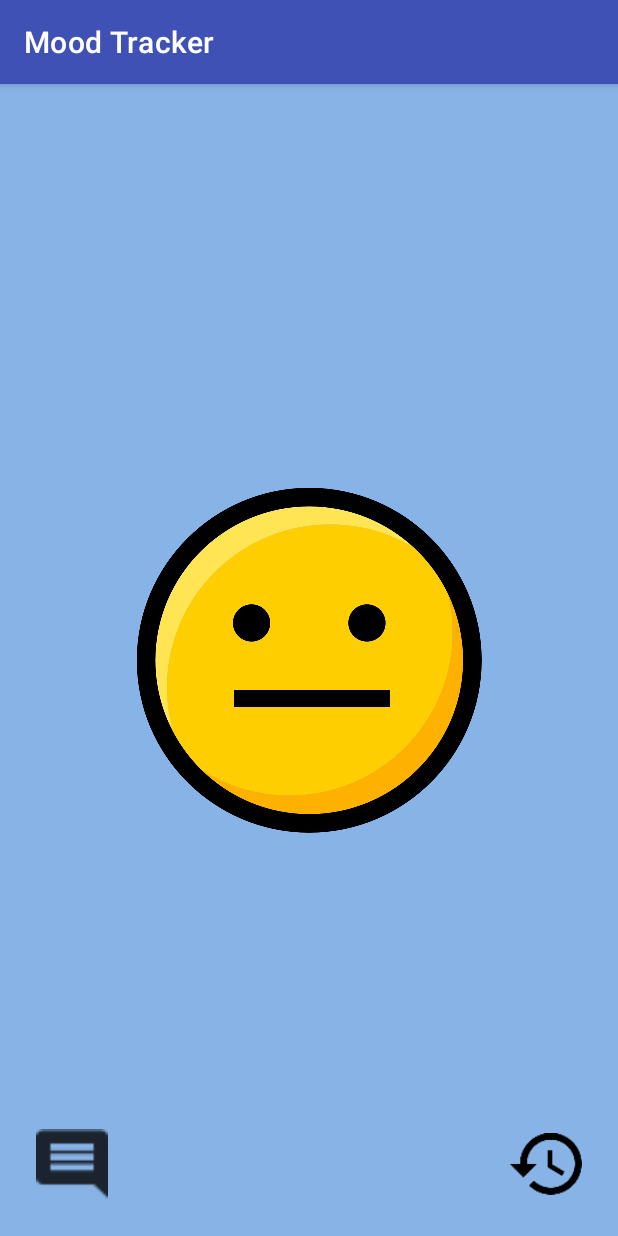
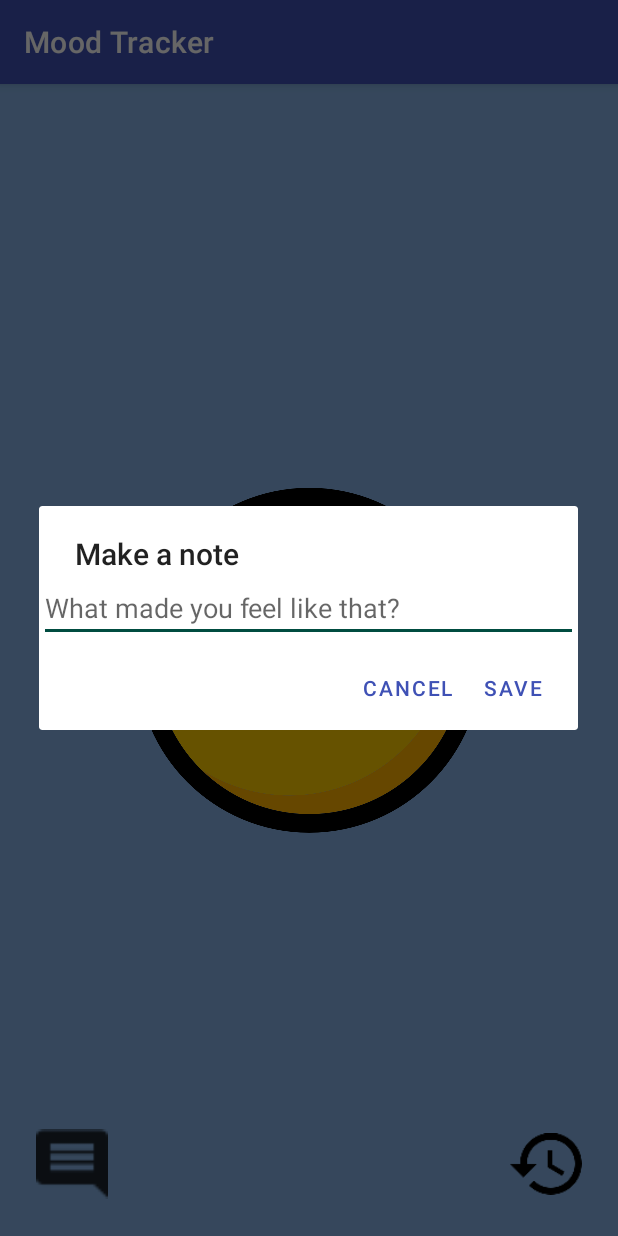
Before and after one commit to Bintina/MoodTracker, an Android app: the screen it shows after launch (MainActivity), after a tap on "TODO", on a phone screen of 412 x 824 dp. Run offline under Robolectric (Android 15) with nearby library versions, the phone set to English and light mode, and no system bars.

Commit message:
comment Dialog built
Added AlertDialog to the comment imageView onClickListener

```diff
--- a/app/src/main/java/com/example/moodtracker/Extensions.kt
+++ b/app/src/main/java/com/example/moodtracker/Extensions.kt
@@ -5,21 +5,26 @@ import android.app.AlarmManager
 import android.app.PendingIntent
 import android.content.Context
 import android.content.Intent
+import android.util.Log
+import android.widget.EditText
 import android.widget.Toast
+import androidx.appcompat.app.AlertDialog
 import androidx.appcompat.app.AppCompatActivity
+import com.example.moodtracker.MyApp.Companion.currentMood
+import com.example.moodtracker.MyApp.Companion.defaultMood
 import com.example.moodtracker.MyApp.Companion.moodJsonString
 import com.example.moodtracker.MyApp.Companion.moodSharedPref
 import com.google.gson.Gson
 
 //Object ->Json, Json ->Preference..................................................................
-fun Activity.objectToJson(moodObject: Mood): String {
+fun objectToJson(moodObject: Mood): String {
 
     moodJsonString = Gson().toJson(moodObject)
 
     return moodJsonString
 }
 
-fun Activity.jsonToPreference(context: Context, moodJsonString: String, key: String) {
+fun jsonToPreference(context: Context, moodJsonString: String, key: String) {
     moodSharedPref = context.getSharedPreferences(MyApp.FILE_NAME, AppCompatActivity.MODE_PRIVATE)
     val moodSharedPrefEdit = moodSharedPref.edit()
 
@@ -27,31 +32,41 @@ fun Activity.jsonToPreference(context: Context, moodJsonString: String, key: Str
 }
 
 //Object ->Preference...............................................................................
-fun Activity.objectToPreference(context: Context,moodObject: Mood, key: String) {
+fun Activity.objectToPreference(context: Context, moodObject: Mood, key: String) {
 
     moodJsonString = objectToJson(moodObject)
-    jsonToPreference(context,moodJsonString, key)
+    jsonToPreference(context, moodJsonString, key)
 
 
 }
 
 //Preference ->Json. Json ->Object..................................................................
-fun Activity.preferenceToJson(context: Context,key: String): String {
+fun Activity.preferenceToJson(context: Context, key: String): String {
     moodSharedPref = context.getSharedPreferences(MyApp.FILE_NAME, AppCompatActivity.MODE_PRIVATE)
 
-    moodJsonString= moodSharedPref.getString(key,"").toString()
 
-return moodJsonString
+    moodJsonString = moodSharedPref.getString(key, "").toString()
+
+if (moodJsonString.isNullOrEmpty()){
+    moodJsonString = objectToJson(defaultMood)
 }
+
+    return moodJsonString
+}
+
 fun Activity.jsonToObject(moodJsonString: String): Mood {
 
     return Gson().fromJson(moodJsonString, Mood::class.java)
 }
+
 //Preference -> Object..............................................................................
-fun Activity.preferenceToObject(context: Context,key: String):Mood{
-    moodJsonString = preferenceToJson(context,key)
+fun Activity.preferenceToObject(context: Context, key: String): Mood {
+    moodJsonString = preferenceToJson(context, key)
+    var moodObject = defaultMood
 
-    return jsonToObject(moodJsonString)
+    moodObject = jsonToObject(moodJsonString)
+
+    return moodObject
 }
 
 //Alarm Triggering..................................................................................
@@ -82,3 +97,31 @@ fun Activity.triggerAlarm() {
 
     Toast.makeText(this, "Daily mood save broadcast sent", Toast.LENGTH_LONG).show()
 }
+
+//Dialog Builder....................................................................................
+fun Activity.buildDialog() {
+    val builder = AlertDialog.Builder(this)
+    val inflater = layoutInflater
+    val dialogLayout = inflater.inflate(R.layout.dialog_layout, null)
+    val moodReasonEt = dialogLayout.findViewById<EditText>(R.id.mood_reason_et)
+
+    with(builder) {
+        setTitle("Make a note")
+        setPositiveButton("Save") { dialog, which ->
+            currentMood.moodComment = moodReasonEt.text.toString()
+        }
+        setNegativeButton("Cancel") { dialog, which ->
+            Log.d("Main", "Negative button clicked")
+        }
+        setView(dialogLayout)
+        show()
+    }
+}
+
+//..................................................................................................
+//Navigation........................................................................................
+fun Activity.goToHistory() {
+    val intent = Intent(this, HistoryActivity::class.java)
+    startActivity(intent)
+
+}
--- a/app/src/main/java/com/example/moodtracker/MainActivity.kt
+++ b/app/src/main/java/com/example/moodtracker/MainActivity.kt
@@ -48,13 +48,12 @@ class MainActivity : AppCompatActivity(), GestureDetector.OnGestureListener {
 
         //OnClickListeners
         noteButton.setOnClickListener {
-            //TODO buildDialog()
-
+            buildDialog()
         }
         historyActivity.setOnClickListener {
             val intent = Intent(this, HistoryActivity::class.java)
             startActivity(intent)
-            //may want a back button to come back.
+
         }
         //Initialize SharedPref
         moodSharedPref = getSharedPreferences(FILE_NAME, MODE_PRIVATE)
@@ -65,14 +64,20 @@ class MainActivity : AppCompatActivity(), GestureDetector.OnGestureListener {
 
     //instantiate current mood and save to Shared Preferences.......................................
     private fun initialiseMood(): Mood {
-        val currentMoodString = moodSharedPref.getString(CURRENT_MOOD, null)
+
+    currentMood = preferenceToObject(this, CURRENT_MOOD)
+
+    /*val currentMoodString = moodSharedPref.getString(CURRENT_MOOD, null)
 
         if (currentMoodString != null) {
             currentMood = Gson().fromJson<Mood>(currentMoodString, Mood::class.java)
         } else {
             currentMood = Mood()
         }
+        */
+
         return currentMood
+
     }
 
     //Set View Elements.............................................................................
--- a/app/src/main/java/com/example/moodtracker/MyApp.kt
+++ b/app/src/main/java/com/example/moodtracker/MyApp.kt
@@ -38,5 +38,15 @@ class MyApp: Application() {
         const val SIX_DAYS_AGO_MOOD = "Six Days Ago Mood"
         const val SEVEN_DAYS_AGO_MOOD = "Seven Days Ago Mood"
 
+        //Mood object variables
+        val defaultMood:Mood = Mood()
+        var todayMood:Mood = Mood()
+        var yesterdayMood: Mood = Mood()
+        var twoDaysAgoMood: Mood = Mood()
+        var threeDaysAgoMood: Mood = Mood()
+        var fourDaysAgoMood: Mood = Mood()
+        var fiveDaysAgoMood: Mood = Mood()
+        var sixDaysAgoMood: Mood = Mood()
+        var sevenDaysAgoMood: Mood = Mood()
     }
 }
--- /dev/null
+++ b/app/src/main/res/layout/dialog_layout.xml
@@ -0,0 +1,15 @@
+<?xml version="1.0" encoding="utf-8"?>
+<LinearLayout
+    android:orientation="vertical"
+    xmlns:android="http://schemas.android.com/apk/res/android"
+    android:layout_width="match_parent"
+    android:layout_height="wrap_content">
+
+    <EditText
+        android:id="@+id/mood_reason_et"
+        android:layout_width="match_parent"
+        android:layout_height="wrap_content"
+        android:hint="@string/mood_reason_question"
+        />
+
+</LinearLayout>
--- a/app/src/main/res/values/strings.xml
+++ b/app/src/main/res/values/strings.xml
@@ -11,4 +11,5 @@
     <string name="today_txt">Today</string>
     <string name="custom_note_content">custom_note_content</string>
     <string name="mood_comment_question">What made you feel that way?</string>
+    <string name="mood_reason_question">What made you feel like that?</string>
 </resources>
```
Also changed, not shown: app/src/main/java/com/example/moodtracker/SaveReceiver.kt (+52 -5 lines).
